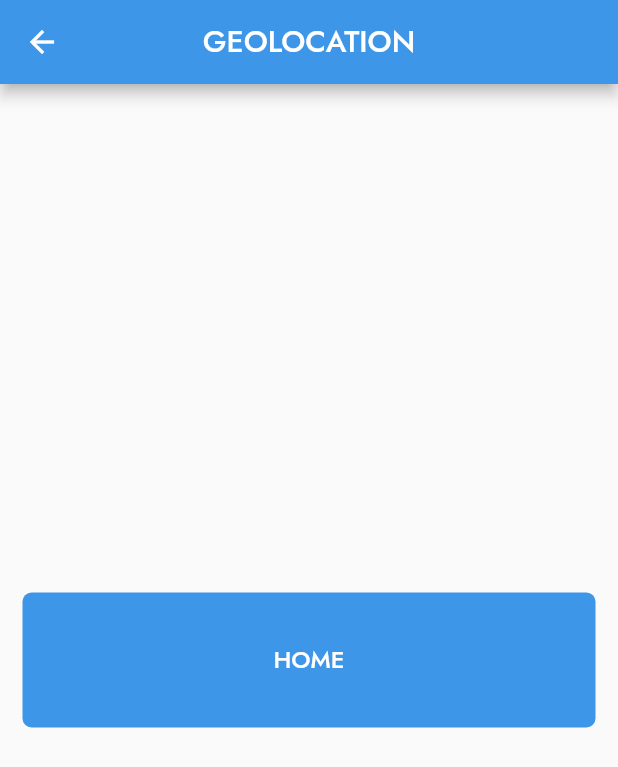
After one commit to aldrinjenson/memoraide, a Flutter app: the Home screen opened by its route, after a tap on "GEOLOCATION", on a phone screen of 412 x 824 dp. The commit adds this screen. Shown: the top 767 px of the screen. Run offline on Flutter 3.47's test engine with Material 2 defaults, Android fonts, the phone set to English and light mode, and no system bars.

Commit message:
add extra features

```diff
--- /dev/null
+++ b/lib/screens/home/geolocation.dart
@@ -0,0 +1,29 @@
+import 'package:flutter/material.dart';
+import 'package:memoria/screens/home/home.dart';
+
+class geolocation extends StatefulWidget {
+  const geolocation({Key? key}) : super(key: key);
+
+  @override
+  State<geolocation> createState() => _geolocationState();
+}
+
+class _geolocationState extends State<geolocation> {
+  @override
+  Widget build(BuildContext context) {
+    return Scaffold(
+      appBar: AppBar(
+        title: const Text('GEOLOCATION'),
+        centerTitle: true,
+        backgroundColor: Theme.of(context).primaryColor,
+      ),
+      body: Column(
+        crossAxisAlignment: CrossAxisAlignment.center,
+        mainAxisAlignment: MainAxisAlignment.center,
+        children: [
+          homeButton(context, "HOME", "home"),
+        ],
+      ),
+    );
+  }
+}
--- a/lib/screens/home/home.dart
+++ b/lib/screens/home/home.dart
@@ -7,6 +7,33 @@ class Home extends StatefulWidget {
   State<Home> createState() => _HomeState();
 }
 
+Widget homeButton(BuildContext context, String g, String h) {
+  return Container(
+    padding: EdgeInsets.all(15),
+    width: double.infinity,
+    height: 120,
+    child: TextButton(
+      style: TextButton.styleFrom(
+        backgroundColor: Theme.of(context).primaryColor,
+        shape: RoundedRectangleBorder(
+          borderRadius: BorderRadius.circular(6),
+        ),
+      ),
+      onPressed: () {
+        if (h == "home")
+          Navigator.pop(context);
+        else
+          Navigator.pushNamed(context, '/$h');
+      },
+      child: Text(
+        g,
+        textAlign: TextAlign.center,
+        style: TextStyle(fontSize: 16, color: Colors.white),
+      ),
+    ),
+  );
+}
+
 class _HomeState extends State<Home> {
   @override
   Widget build(BuildContext context) {
@@ -14,14 +41,40 @@ class _HomeState extends State<Home> {
       appBar: AppBar(
         title: const Text('Memoria'),
         centerTitle: true,
-        backgroundColor: Colors.green,
+        backgroundColor: Theme.of(context).primaryColor,
       ),
-      body: Column(
-        crossAxisAlignment: CrossAxisAlignment.center,
-        mainAxisAlignment: MainAxisAlignment.center,
-        children: const [
-          Text('Lorem ipsum'),
-        ],
+      body: Center(
+        child: SingleChildScrollView(
+          child: Column(
+            crossAxisAlignment: CrossAxisAlignment.center,
+            mainAxisAlignment: MainAxisAlignment.center,
+            children: [
+              Stack(
+                children: [
+                  Image(
+                    image: AssetImage("oldppl.jpg"),
+                  ),
+                  Positioned(
+                      top: 50,
+                      left: 50,
+                      right: 50,
+                      child: Text(
+                        "Good morning! Welcome, Nayana!",
+                        // centerTitle: true,
+                        style: TextStyle(
+                          color: Colors.white,
+                          fontSize: 22,
+                        ),
+                      ))
+                ],
+              ),
+              homeButton(context, "GEOLOCATION", "geolocation"),
+              homeButton(context, "FACES", "faces"),
+              homeButton(context, "SNAPSHOTS", "snapshots"),
+              homeButton(context, "JOURNAL", "journal"),
+            ],
+          ),
+        ),
       ),
     );
   }
```
Also changed, not shown: lib/main.dart (+13 -0 lines), lib/screens/home/face_recog.dart (added, +29 -0 lines), lib/screens/home/journal.dart (added, +29 -0 lines), lib/screens/home/snapshots.dart (added, +34 -0 lines), pubspec.yaml (+9 -11 lines), assets/oldppl.jpg (added), lib/fonts/Jost-Italic-VariableFont_wght.ttf (added), lib/fonts/Jost-VariableFont_wght.ttf (added), pubspec.lock, 1 other file.
